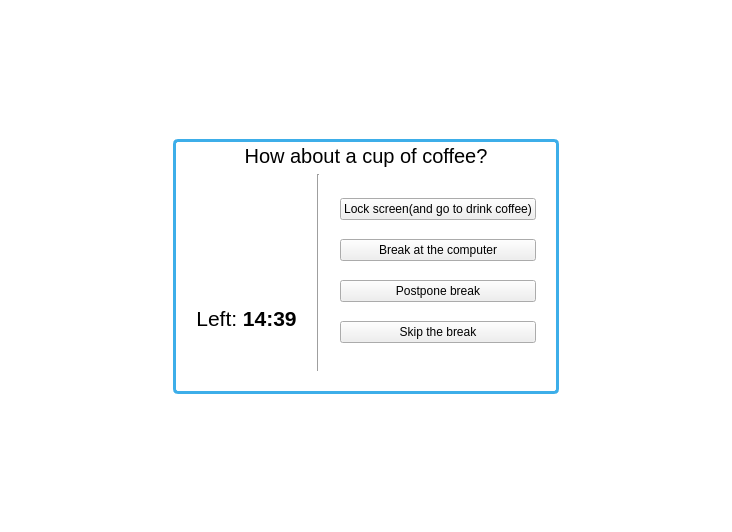
This is src/ui/forms/break_screen.ui in Aksem/KoffeeBreak as Qt 5 draws it before an edit. The edited form follows.
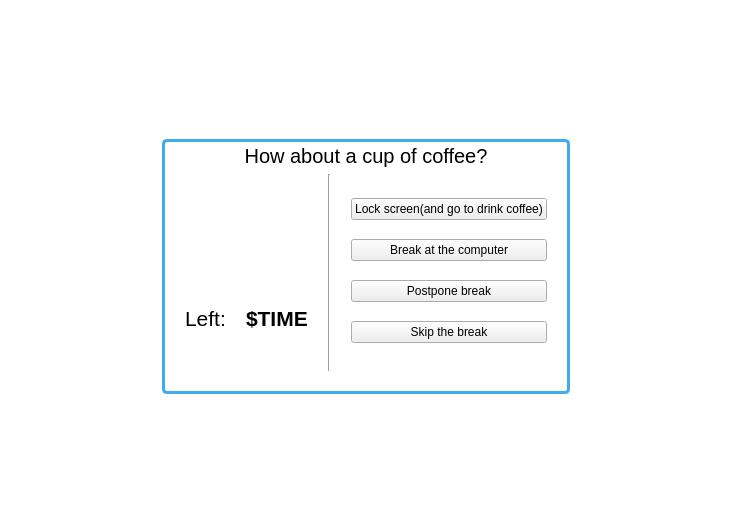
This is the edited form. Icons and pictures are not drawn.

Commit message: Now break screen appears and have 2 working buttons.

What changed in the file:
```diff
--- a/src/ui/forms/break_screen.ui
+++ b/src/ui/forms/break_screen.ui
@@ -93,7 +93,7 @@
          </widget>
         </item>
         <item>
-         <layout class="QHBoxLayout" name="horizontalLayout" stretch="1,1,1">
+         <layout class="QHBoxLayout" name="horizontalLayout" stretch="0,1,1">
           <property name="spacing">
            <number>20</number>
           </property>
@@ -125,25 +125,63 @@
              </widget>
             </item>
             <item>
-             <widget class="QLabel" name="label">
-              <property name="sizePolicy">
-               <sizepolicy hsizetype="Preferred" vsizetype="Minimum">
-                <horstretch>0</horstretch>
-                <verstretch>0</verstretch>
-               </sizepolicy>
+             <layout class="QHBoxLayout" name="horizontalLayout_3">
+              <property name="topMargin">
+               <number>0</number>
               </property>
+              <item>
+               <spacer name="horizontalSpacer_3">
+                <property name="orientation">
+                 <enum>Qt::Horizontal</enum>
+                </property>
+                <property name="sizeHint" stdset="0">
+                 <size>
+                  <width>40</width>
+                  <height>20</height>
+                 </size>
+                </property>
+               </spacer>
+              </item>
+              <item>
+               <widget class="QLabel" name="label_3">
               <property name="font">
                <font>
                 <pointsize>16</pointsize>
                </font>
               </property>
               <property name="text">
-               <string>Left: &lt;b&gt;14:39&lt;/b&gt;</string>
-              </property>
-              <property name="alignment">
-               <set>Qt::AlignCenter</set>
-              </property>
-             </widget>
+                 <string>Left:</string>
+                </property>
+               </widget>
+              </item>
+              <item>
+               <widget class="QLabel" name="leftTime_label">
+                <property name="font">
+                 <font>
+                  <pointsize>16</pointsize>
+                  <weight>75</weight>
+                  <bold>true</bold>
+                 </font>
+                </property>
+                <property name="text">
+                 <string>$TIME</string>
+                </property>
+               </widget>
+              </item>
+              <item>
+               <spacer name="horizontalSpacer_4">
+                <property name="orientation">
+                 <enum>Qt::Horizontal</enum>
+                </property>
+                <property name="sizeHint" stdset="0">
+                 <size>
+                  <width>40</width>
+                  <height>20</height>
+                 </size>
+                </property>
+               </spacer>
+              </item>
+             </layout>
             </item>
             <item>
              <spacer name="verticalSpacer_3">
```
Left out of the diff: 10 changed lines with no effect on the pictures. Lines whose indentation alone changed are shown as unchanged. The commit also changes 4 other files.
